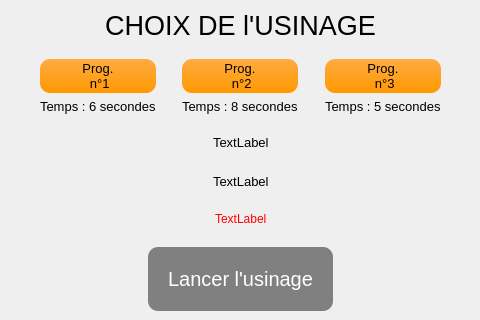
Qt form Views/ProgramsList.ui (Soluce-Development/Maquette) before a commit.
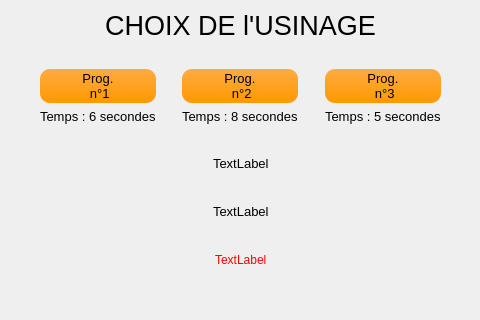
The same form after that commit.

What changed in the file:
```diff
--- a/Views/ProgramsList.ui
+++ b/Views/ProgramsList.ui
@@ -31,7 +31,7 @@
      <x>0</x>
      <y>10</y>
      <width>481</width>
-     <height>341</height>
+     <height>342</height>
     </rect>
    </property>
    <layout class="QVBoxLayout" name="verticalLayout_2">
@@ -481,29 +481,6 @@
         </property>
        </spacer>
       </item>
-      <item>
-       <widget class="QPushButton" name="btn_start">
-        <property name="enabled">
-         <bool>false</bool>
-        </property>
-        <property name="styleSheet">
-         <string notr="true">QPushButton {
-		background-color:  green;
-	color: #fff;
-	font-size: 15pt;
-	border-radius: 10px;
-	padding: 20px;
-}
-
-QPushButton:disabled{
-	background-color:  grey;
-}</string>
-        </property>
-        <property name="text">
-         <string>Lancer l'usinage</string>
-        </property>
-       </widget>
-      </item>
       <item>
        <spacer name="horizontalSpacer_2">
         <property name="orientation">
```
